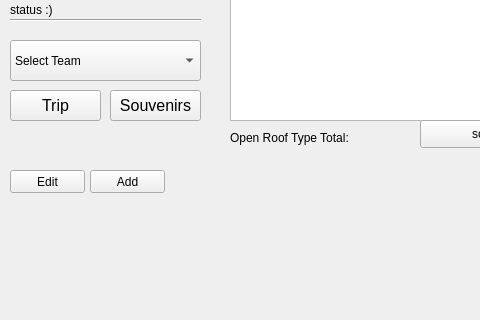
The window that BaseballTour/mainwindow.ui (awiswasi/WhoIsYourDatabase) describes before a commit, drawn with Qt 5; both pictures show x 0 to 480 and y 479 to 799 of the 1455 by 799 pixel window.
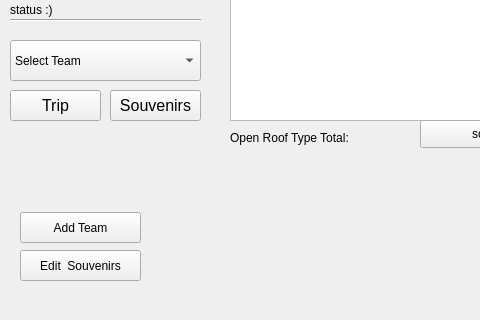
The same window after the commit. Icons and pictures are not drawn.

Commit message: changed button names

Diff of the .ui file:
```diff
--- a/BaseballTour/mainwindow.ui
+++ b/BaseballTour/mainwindow.ui
@@ -296,27 +296,27 @@
    <widget class="QPushButton" name="editButton">
     <property name="geometry">
      <rect>
-      <x>10</x>
-      <y>630</y>
-      <width>75</width>
-      <height>23</height>
+      <x>20</x>
+      <y>672</y>
+      <width>121</width>
+      <height>31</height>
      </rect>
     </property>
     <property name="text">
-     <string>Edit</string>
+     <string>Add Team</string>
     </property>
    </widget>
    <widget class="QPushButton" name="addSouvenirButton">
     <property name="geometry">
      <rect>
-      <x>90</x>
-      <y>630</y>
-      <width>75</width>
-      <height>23</height>
+      <x>20</x>
+      <y>710</y>
+      <width>121</width>
+      <height>31</height>
      </rect>
     </property>
     <property name="text">
-     <string>Add</string>
+     <string>Edit  Souvenirs</string>
     </property>
    </widget>
    <widget class="QPushButton" name="saveButton">
```
